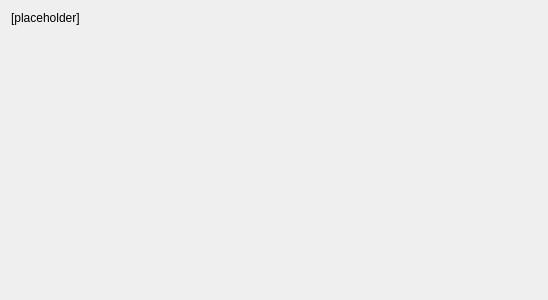
inasafe/inasafe, file safe/gui/ui/wizard/step_kw33_multi_classifications.ui: the form before one commit.
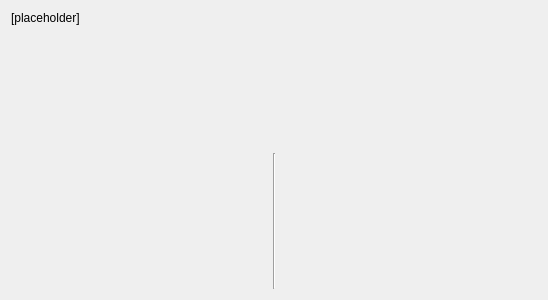
The form after the commit.

```diff
--- a/safe/gui/ui/wizard/step_kw33_multi_classifications.ui
+++ b/safe/gui/ui/wizard/step_kw33_multi_classifications.ui
@@ -50,19 +50,6 @@
      </item>
     </layout>
    </item>
-   <item>
-    <spacer name="verticalSpacer">
-     <property name="orientation">
-      <enum>Qt::Vertical</enum>
-     </property>
-     <property name="sizeHint" stdset="0">
-      <size>
-       <width>20</width>
-       <height>40</height>
-      </size>
-     </property>
-    </spacer>
-   </item>
   </layout>
  </widget>
  <resources/>
```
